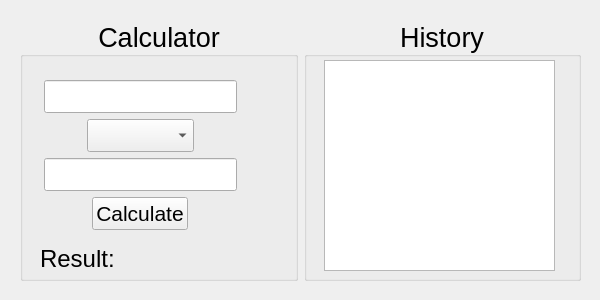
Old version of the form src/mainwindow.ui in the repository AnnaJuliaRodriguesGouvea/CalculatorApp.
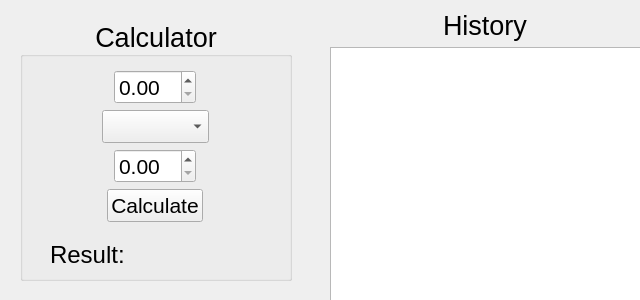
New version of the form.

Commit message: feat: creating button logic

The edit to the form file:
```diff
--- a/src/mainwindow.ui
+++ b/src/mainwindow.ui
@@ -2,11 +2,14 @@
 <ui version="4.0">
  <class>MainWindow</class>
  <widget class="QMainWindow" name="MainWindow">
+  <property name="enabled">
+   <bool>true</bool>
+  </property>
   <property name="geometry">
    <rect>
     <x>0</x>
     <y>0</y>
-    <width>600</width>
+    <width>640</width>
     <height>300</height>
    </rect>
   </property>
@@ -14,18 +17,15 @@
    <string>MainWindow</string>
   </property>
   <widget class="QWidget" name="centralwidget">
-   <widget class="QWidget" name="gridLayoutWidget_3">
+   <widget class="QGroupBox" name="groupBoxCalculator">
     <property name="geometry">
      <rect>
       <x>20</x>
       <y>20</y>
-      <width>561</width>
+      <width>272</width>
       <height>261</height>
      </rect>
     </property>
-    <layout class="QGridLayout" name="gridLayoutRoot">
-     <item row="0" column="0">
-      <widget class="QGroupBox" name="groupBoxCalculator">
        <property name="font">
         <font>
          <family>Arial</family>
@@ -41,10 +41,10 @@
        <widget class="QWidget" name="gridLayoutWidget_2">
         <property name="geometry">
          <rect>
-          <x>20</x>
-          <y>40</y>
-          <width>201</width>
-          <height>221</height>
+       <x>30</x>
+       <y>30</y>
+       <width>211</width>
+       <height>231</height>
          </rect>
         </property>
         <layout class="QGridLayout" name="gridLayoutCMain">
@@ -87,7 +87,7 @@
            <item row="0" column="0">
             <layout class="QVBoxLayout" name="verticalLayoutInputs">
              <item alignment="Qt::AlignHCenter">
-              <widget class="QLineEdit" name="lineEditValue1">
+           <widget class="QDoubleSpinBox" name="doubleBoxValue1">
                <property name="font">
                 <font>
                  <family>Arial</family>
@@ -107,7 +107,7 @@
               </widget>
              </item>
              <item alignment="Qt::AlignHCenter">
-              <widget class="QLineEdit" name="lineEditValue2">
+           <widget class="QDoubleSpinBox" name="doubleBoxValue2">
                <property name="font">
                 <font>
                  <family>Arial</family>
@@ -136,36 +136,56 @@
         </layout>
        </widget>
       </widget>
+   <widget class="QWidget" name="verticalLayoutWidget">
+    <property name="geometry">
+     <rect>
+      <x>330</x>
+      <y>0</y>
+      <width>311</width>
+      <height>301</height>
+     </rect>
+    </property>
+    <layout class="QVBoxLayout" name="verticalLayoutHistory">
+     <item>
+      <spacer name="horizontalSpacer_2">
+       <property name="orientation">
+        <enum>Qt::Horizontal</enum>
+       </property>
+       <property name="sizeHint" stdset="0">
+        <size>
+         <width>40</width>
+         <height>10</height>
+        </size>
+       </property>
+      </spacer>
      </item>
-     <item row="0" column="1">
-      <widget class="QGroupBox" name="groupBoxHistory">
+     <item alignment="Qt::AlignHCenter">
+      <widget class="QLabel" name="labelHistory">
        <property name="font">
         <font>
          <family>Arial</family>
          <pointsize>20</pointsize>
         </font>
        </property>
-       <property name="title">
+       <property name="text">
         <string>History</string>
        </property>
-       <property name="alignment">
-        <set>Qt::AlignCenter</set>
-       </property>
-       <widget class="QWidget" name="gridLayoutWidget_4">
-        <property name="geometry">
-         <rect>
-          <x>20</x>
-          <y>40</y>
-          <width>231</width>
-          <height>211</height>
-         </rect>
-        </property>
-        <layout class="QGridLayout" name="gridLayoutHMain">
-         <item row="0" column="0" alignment="Qt::AlignHCenter">
-          <widget class="QTableView" name="tableViewHistory"/>
-         </item>
-        </layout>
-       </widget>
+      </widget>
+     </item>
+     <item>
+      <widget class="QTableWidget" name="tableWidgetHistory">
+       <property name="enabled">
+        <bool>true</bool>
+       </property>
+       <property name="font">
+        <font>
+         <family>Arial</family>
+         <pointsize>14</pointsize>
+        </font>
+       </property>
+       <property name="horizontalScrollBarPolicy">
+        <enum>Qt::ScrollBarAlwaysOff</enum>
+       </property>
       </widget>
      </item>
     </layout>
```
Lines whose indentation alone changed are shown as unchanged. The commit also changes 2 other files.
